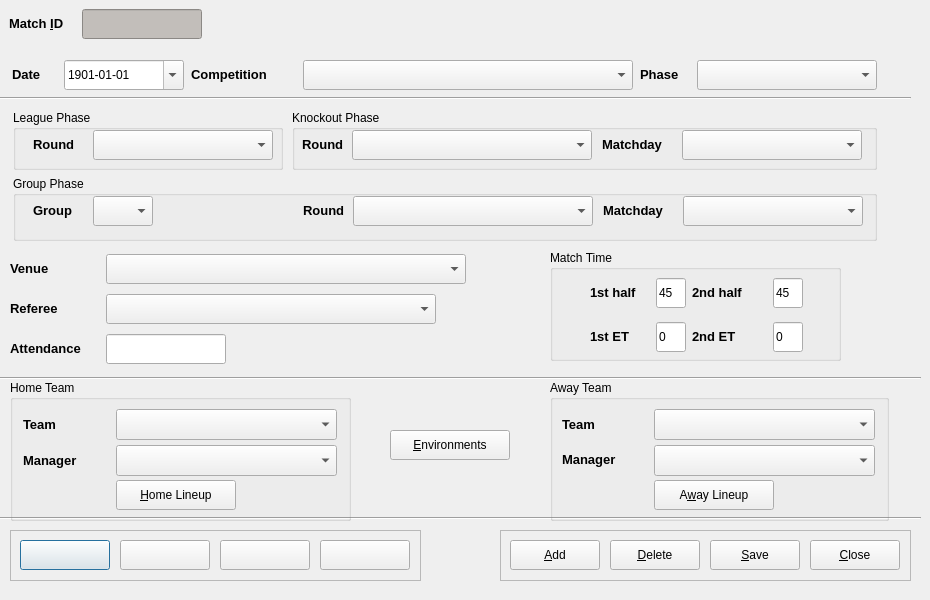
Above: code/pyqt/gui/match_entry.ui from soccermetrics/marcotti-desktop before the change. Below: the same form after it.
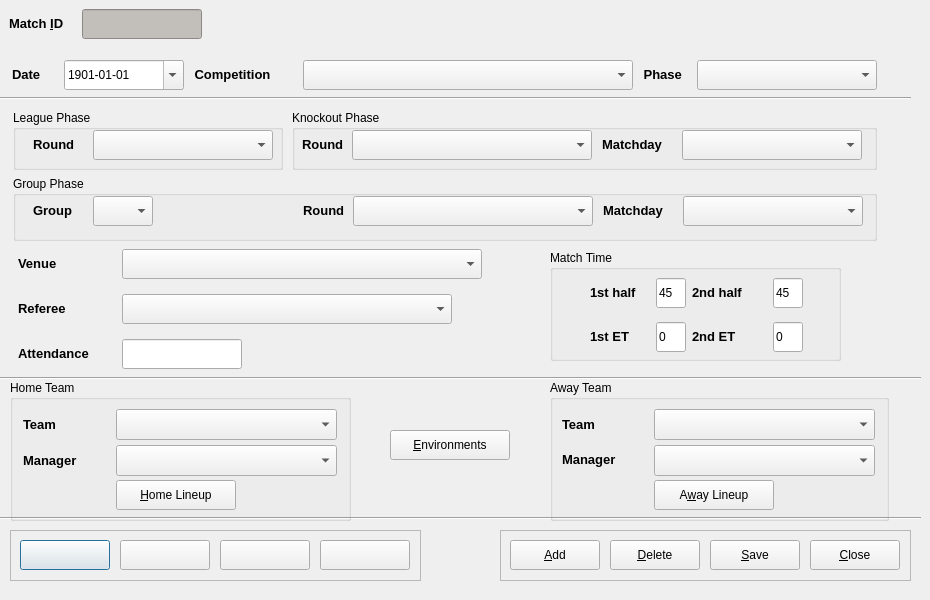
That is the form after the change. Icons and pictures are not drawn.

Commit message: Layout editing in Match UI (#71)

Patch:
```diff
--- a/code/pyqt/gui/match_entry.ui
+++ b/code/pyqt/gui/match_entry.ui
@@ -1365,9 +1365,9 @@
    <property name="geometry">
     <rect>
      <x>10</x>
-     <y>250</y>
-     <width>458</width>
-     <height>121</height>
+     <y>240</y>
+     <width>481</width>
+     <height>141</height>
     </rect>
    </property>
    <layout class="QGridLayout" name="gridLayout_5">
@@ -1608,7 +1608,7 @@
 &lt;html&gt;&lt;head&gt;&lt;meta name=&quot;qrichtext&quot; content=&quot;1&quot; /&gt;&lt;style type=&quot;text/css&quot;&gt;
 p, li { white-space: pre-wrap; }
 &lt;/style&gt;&lt;/head&gt;&lt;body style=&quot; font-family:'Sans'; font-size:10pt; font-weight:400; font-style:normal;&quot;&gt;
-&lt;p style=&quot; margin-top:0px; margin-bottom:0px; margin-left:0px; margin-right:0px; -qt-block-indent:0; text-indent:0px;&quot;&gt;&lt;span style=&quot; font-weight:600;&quot;&gt;Competition&lt;/span&gt;&lt;/p&gt;&lt;/body&gt;&lt;/html&gt;</string>
+&lt;p style=&quot; margin-top:0px; margin-bottom:0px; margin-left:0px; margin-right:0px; -qt-block-indent:0; text-indent:0px;&quot;&gt;&lt;span style=&quot; font-weight:600;&quot;&gt; Competition&lt;/span&gt;&lt;/p&gt;&lt;/body&gt;&lt;/html&gt;</string>
       </property>
      </widget>
     </item>
@@ -1650,7 +1650,7 @@
 &lt;html&gt;&lt;head&gt;&lt;meta name=&quot;qrichtext&quot; content=&quot;1&quot; /&gt;&lt;style type=&quot;text/css&quot;&gt;
 p, li { white-space: pre-wrap; }
 &lt;/style&gt;&lt;/head&gt;&lt;body style=&quot; font-family:'Sans'; font-size:10pt; font-weight:400; font-style:normal;&quot;&gt;
-&lt;p style=&quot; margin-top:0px; margin-bottom:0px; margin-left:0px; margin-right:0px; -qt-block-indent:0; text-indent:0px;&quot;&gt;&lt;span style=&quot; font-weight:600;&quot;&gt;Phase&lt;/span&gt;&lt;/p&gt;&lt;/body&gt;&lt;/html&gt;</string>
+&lt;p style=&quot; margin-top:0px; margin-bottom:0px; margin-left:0px; margin-right:0px; -qt-block-indent:0; text-indent:0px;&quot;&gt;&lt;span style=&quot; font-weight:600;&quot;&gt; Phase&lt;/span&gt;&lt;/p&gt;&lt;/body&gt;&lt;/html&gt;</string>
       </property>
      </widget>
     </item>
```
The commit also changes 1 other file.
